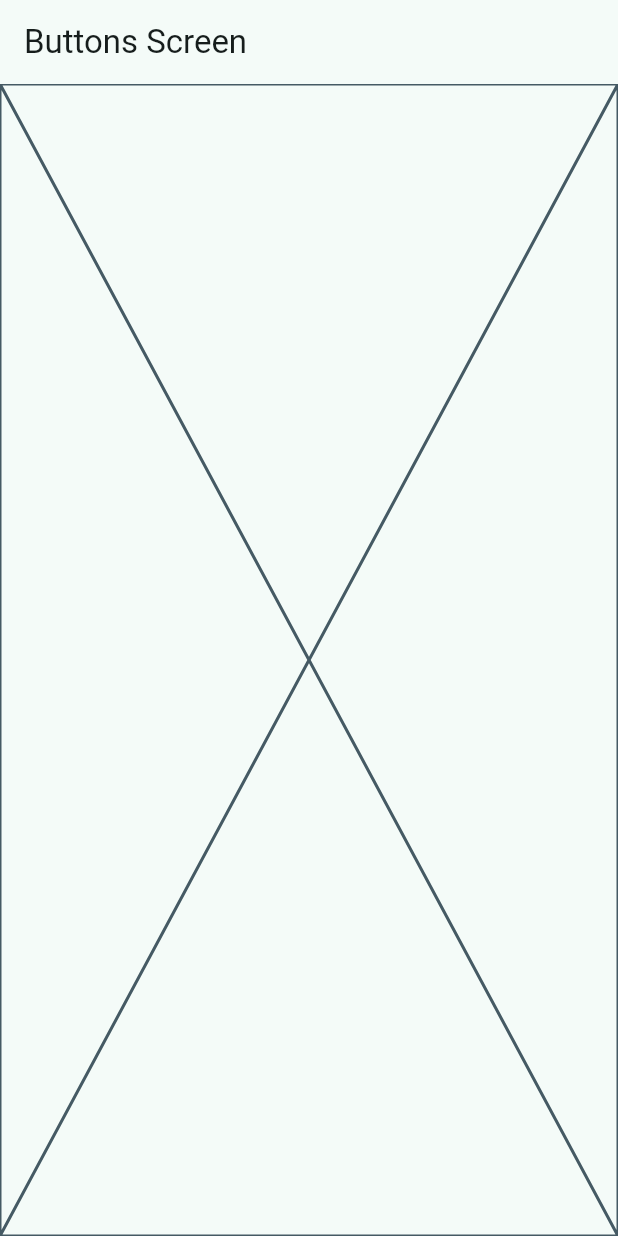
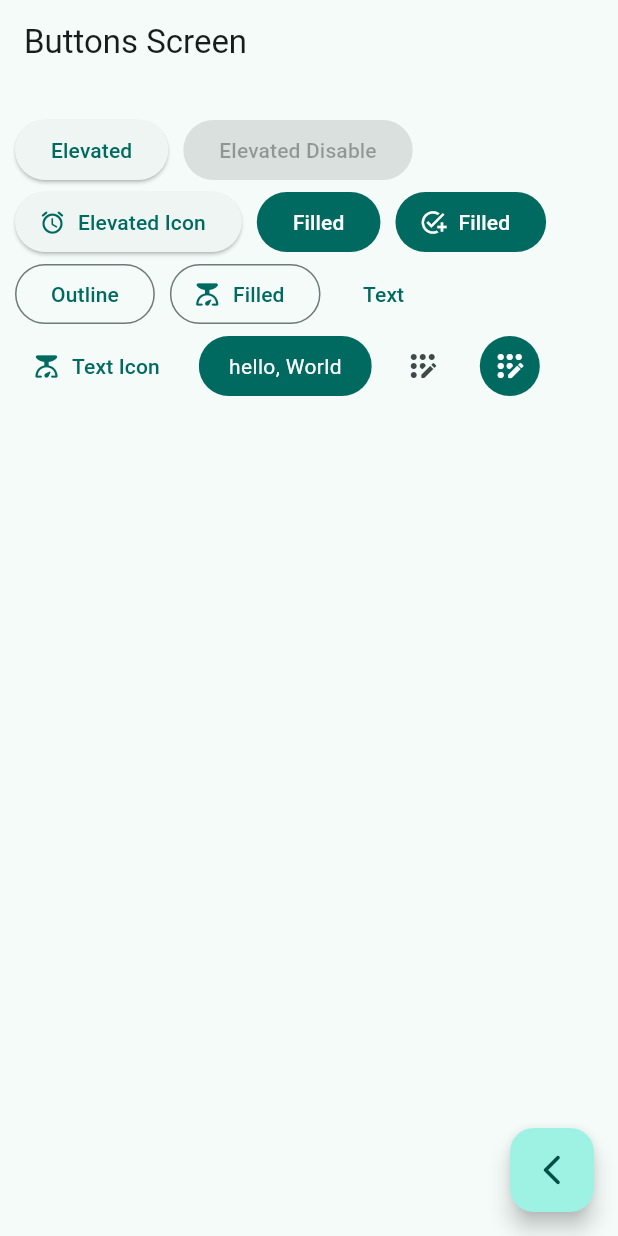
Before and after one commit to EnocDelgado/flutter-widgets-app, a Flutter app: the ButtonsScreen screen opened by its route, on a phone screen of 412 x 824 dp. Run offline on Flutter 3.47's test engine with Material 2 defaults, Android fonts, the phone set to English and light mode, and no system bars; our stand-ins replace go_router.

Commit message:
buttons screen finished

```diff
--- a/lib/presentation/screens/buttons/buttons_screen.dart
+++ b/lib/presentation/screens/buttons/buttons_screen.dart
@@ -1,4 +1,5 @@
 import 'package:flutter/material.dart';
+import 'package:go_router/go_router.dart';
 
 
 class ButtonsScreen extends StatelessWidget {
@@ -13,7 +14,100 @@ class ButtonsScreen extends StatelessWidget {
       appBar: AppBar(
         title: const Text('Buttons Screen'),
       ),
-      body: const Placeholder(),
+      body: const _ButtonsView(),
+      floatingActionButton: FloatingActionButton(
+        child: const Icon( Icons.arrow_back_ios_new_rounded ),
+        onPressed: () {
+          context.pop();
+        },
+      ),
     );
   }
 }
+
+class _ButtonsView extends StatelessWidget {
+  const _ButtonsView();
+
+  @override
+  Widget build(BuildContext context) {
+
+    final colors = Theme.of(context).colorScheme;
+
+    return SizedBox(
+      width: double.infinity,
+      child: Padding(
+        padding: const EdgeInsets.symmetric( horizontal: 10, vertical: 20),
+        child: Wrap(
+          spacing: 10,
+          crossAxisAlignment: WrapCrossAlignment.center,
+          children: [
+            ElevatedButton(onPressed: () {}, child: const Text('Elevated')),
+            const ElevatedButton(onPressed: null, child: Text('Elevated Disable')),
+
+            ElevatedButton.icon(
+              onPressed: () {},
+              icon: const Icon( Icons.access_alarm_rounded ),
+              label: const Text('Elevated Icon')
+            ),
+            FilledButton(onPressed: () {}, child: const Text("Filled") ),
+            FilledButton.icon(
+              onPressed: () {},
+              icon: const Icon( Icons.add_task ),
+              label: const Text("Filled")
+            ),
+
+            OutlinedButton(onPressed: () {}, child: const Text("Outline") ),
+            OutlinedButton.icon(
+              onPressed: () {},
+              icon: const Icon( Icons.scale_rounded ),
+              label: const Text("Filled")
+            ),
+
+            TextButton(onPressed: () {}, child: const Text('Text') ),
+            TextButton.icon(
+              onPressed: () {},
+              icon: const Icon( Icons.scale_rounded ),
+              label: const Text("Text Icon")
+            ),
+
+            const CustomButton(),
+
+            IconButton(onPressed: (){}, icon: const Icon( Icons.app_registration_rounded ) ),
+            IconButton(
+              onPressed: (){},
+              icon: const Icon( Icons.app_registration_rounded ),
+              style: ButtonStyle(
+                backgroundColor: MaterialStatePropertyAll( colors.primary ),
+                iconColor: const MaterialStatePropertyAll( Colors.white )
+              ),
+            ),
+          ]
+        ),
+      ),
+    );
+  }
+}
+
+class CustomButton extends StatelessWidget {
+  const CustomButton({super.key});
+
+  @override
+  Widget build(BuildContext context) {
+
+    final colors = Theme.of(context).colorScheme;
+
+    return ClipRRect(
+      borderRadius: BorderRadius.circular(20),
+      child: Material(
+        color: colors.primary,
+        child: InkWell(
+          onTap: () {},
+          child: const Padding(
+            padding: EdgeInsets.symmetric( horizontal: 20, vertical: 10),
+            child: Text('hello, World', style: TextStyle(color: Colors.white ) ),
+          ),
+        ),
+      ),
+    );
+  }
+}
--- a/lib/presentation/screens/home/home_screen.dart
+++ b/lib/presentation/screens/home/home_screen.dart
@@ -1,7 +1,6 @@
 import 'package:flutter/material.dart';
 import 'package:go_router/go_router.dart';
 import 'package:widgets_app/config/menu/menu_items.dart';
-import 'package:widgets_app/presentation/screens/screens.dart';
 
 class HomeScreen extends StatelessWidget {
 
```
